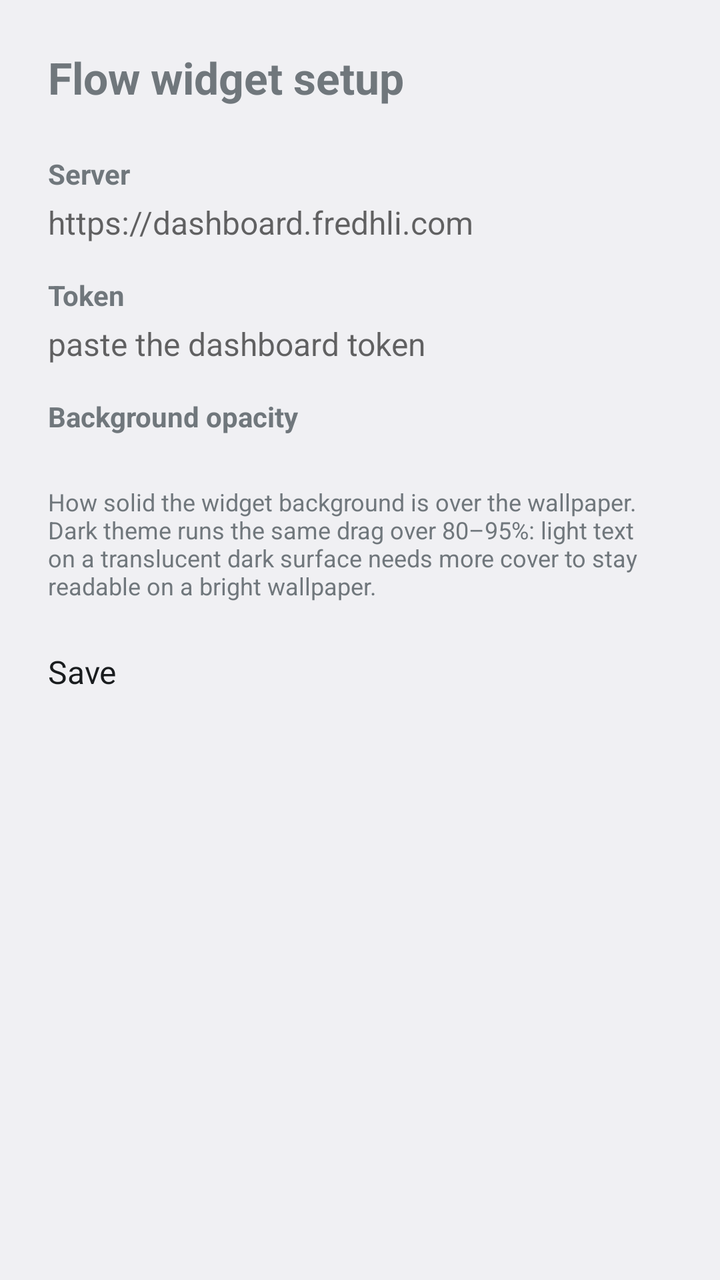
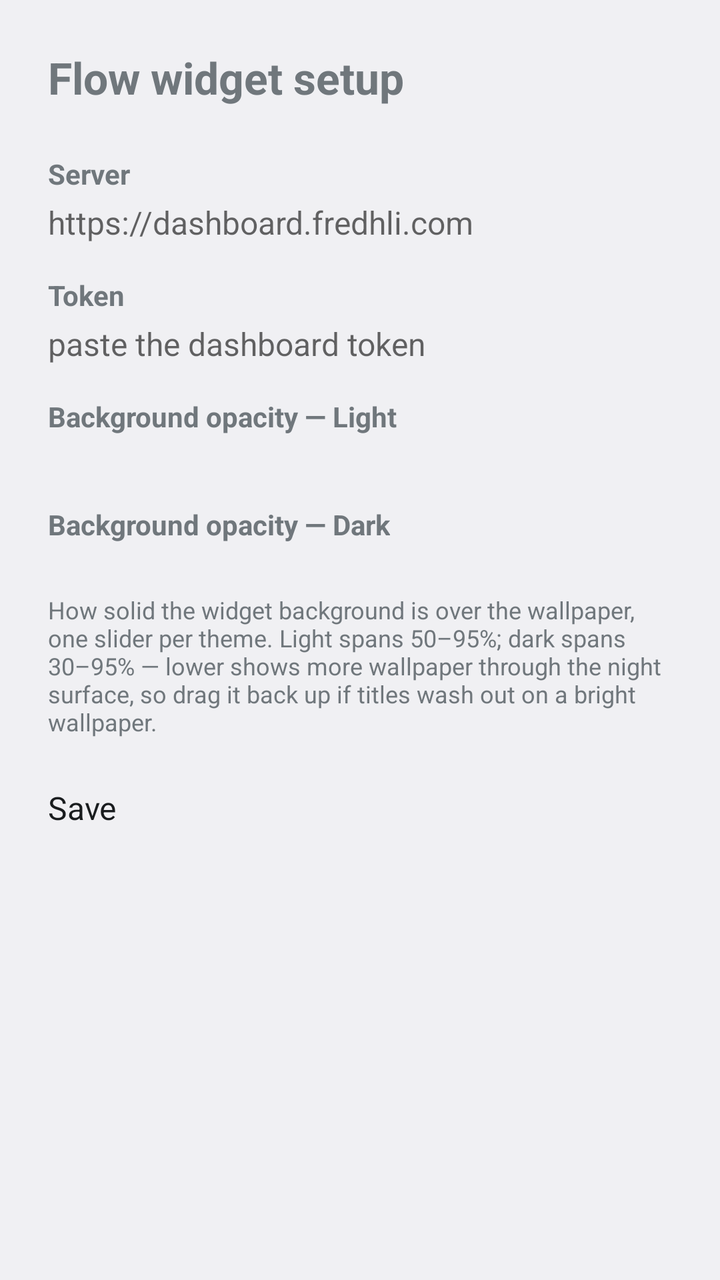

An Android layout rendered at two revisions. The XML below is the earlier revision; the diff shows what the commit changed to produce the second picture.
<!-- AndroidManifest.xml: activity theme android:Theme.DeviceDefault.DayNight -->
<!-- res/layout/activity_config.xml -->
<?xml version="1.0" encoding="utf-8"?>
<ScrollView xmlns:android="http://schemas.android.com/apk/res/android"
    android:layout_width="match_parent"
    android:layout_height="match_parent"
    android:fillViewport="true">

    <LinearLayout
        android:layout_width="match_parent"
        android:layout_height="wrap_content"
        android:orientation="vertical"
        android:padding="24dp">

        <TextView
            android:layout_width="wrap_content"
            android:layout_height="wrap_content"
            android:text="@string/config_title"
            android:textSize="22sp"
            android:textStyle="bold" />

        <TextView
            android:layout_width="wrap_content"
            android:layout_height="wrap_content"
            android:layout_marginTop="24dp"
            android:text="@string/config_server_label"
            android:textSize="14sp"
            android:textStyle="bold" />

        <EditText
            android:id="@+id/base_url"
            android:layout_width="match_parent"
            android:layout_height="wrap_content"
            android:layout_marginTop="4dp"
            android:hint="@string/config_server_hint"
            android:importantForAutofill="no"
            android:inputType="textUri"
            android:textSize="16sp" />

        <TextView
            android:layout_width="wrap_content"
            android:layout_height="wrap_content"
            android:layout_marginTop="16dp"
            android:text="@string/config_token_label"
            android:textSize="14sp"
            android:textStyle="bold" />

        <EditText
            android:id="@+id/token"
            android:layout_width="match_parent"
            android:layout_height="wrap_content"
            android:layout_marginTop="4dp"
            android:hint="@string/config_token_hint"
            android:importantForAutofill="no"
            android:inputType="textPassword"
            android:textSize="16sp" />

        <TextView
            android:layout_width="wrap_content"
            android:layout_height="wrap_content"
            android:layout_marginTop="16dp"
            android:text="@string/config_opacity_label"
            android:textSize="14sp"
            android:textStyle="bold" />

        <LinearLayout
            android:layout_width="match_parent"
            android:layout_height="wrap_content"
            android:layout_marginTop="4dp"
            android:gravity="center_vertical"
            android:orientation="horizontal">

            <SeekBar
                android:id="@+id/opacity"
                android:layout_width="0dp"
                android:layout_height="wrap_content"
                android:layout_weight="1"
                android:max="15" />

            <TextView
                android:id="@+id/opacity_value"
                android:layout_width="wrap_content"
                android:minWidth="88dp"
                android:layout_height="wrap_content"
                android:gravity="end"
                android:textSize="14sp" />
        </LinearLayout>

        <TextView
            android:layout_width="wrap_content"
            android:layout_height="wrap_content"
            android:layout_marginTop="2dp"
            android:text="@string/config_opacity_hint"
            android:textSize="12sp" />

        <TextView
            android:id="@+id/error"
            android:layout_width="match_parent"
            android:layout_height="wrap_content"
            android:layout_marginTop="16dp"
            android:textColor="#D93025"
            android:textSize="14sp"
            android:visibility="gone" />

        <Button
            android:id="@+id/save"
            android:layout_width="match_parent"
            android:layout_height="wrap_content"
            android:layout_marginTop="24dp"
            android:text="@string/config_save"
            android:textSize="16sp" />

        <Button
            android:id="@+id/save_anyway"
            android:layout_width="match_parent"
            android:layout_height="wrap_content"
            android:layout_marginTop="8dp"
            android:text="@string/config_save_anyway"
            android:textSize="16sp"
            android:visibility="gone" />
    </LinearLayout>
</ScrollView>
<!-- resources referenced by this layout -->
<resources>
  <string name="config_opacity_hint">How solid the widget background is over the wallpaper. Dark theme runs the same drag over 80–95%: light text on a translucent dark surface needs more cover to stay readable on a bright wallpaper.</string>
  <string name="config_opacity_label">Background opacity</string>
  <string name="config_save">Save</string>
  <string name="config_save_anyway">Save anyway (server unreachable)</string>
  <string name="config_server_hint">https://dashboard.fredhli.com</string>
  <string name="config_server_label">Server</string>
  <string name="config_title">Flow widget setup</string>
  <string name="config_token_hint">paste the dashboard token</string>
  <string name="config_token_label">Token</string>
</resources>

<!-- the commit's change to res/layout/activity_config.xml (unified diff, before → after) -->
@@ -57,7 +57,7 @@
             android:layout_width="wrap_content"
             android:layout_height="wrap_content"
             android:layout_marginTop="16dp"
-            android:text="@string/config_opacity_label"
+            android:text="@string/config_opacity_label_light"
             android:textSize="14sp"
             android:textStyle="bold" />
 
@@ -69,16 +69,47 @@
             android:orientation="horizontal">
 
             <SeekBar
-                android:id="@+id/opacity"
+                android:id="@+id/opacity_light"
                 android:layout_width="0dp"
                 android:layout_height="wrap_content"
                 android:layout_weight="1"
                 android:max="15" />
 
             <TextView
-                android:id="@+id/opacity_value"
+                android:id="@+id/opacity_value_light"
                 android:layout_width="wrap_content"
-                android:minWidth="88dp"
+                android:minWidth="56dp"
+                android:layout_height="wrap_content"
+                android:gravity="end"
+                android:textSize="14sp" />
+        </LinearLayout>
+
+        <TextView
+            android:layout_width="wrap_content"
+            android:layout_height="wrap_content"
+            android:layout_marginTop="12dp"
+            android:text="@string/config_opacity_label_dark"
+            android:textSize="14sp"
+            android:textStyle="bold" />
+
+        <LinearLayout
+            android:layout_width="match_parent"
+            android:layout_height="wrap_content"
+            android:layout_marginTop="4dp"
+            android:gravity="center_vertical"
+            android:orientation="horizontal">
+
+            <SeekBar
+                android:id="@+id/opacity_dark"
+                android:layout_width="0dp"
+                android:layout_height="wrap_content"
+                android:layout_weight="1"
+                android:max="65" />
+
+            <TextView
+                android:id="@+id/opacity_value_dark"
+                android:layout_width="wrap_content"
+                android:minWidth="56dp"
                 android:layout_height="wrap_content"
                 android:gravity="end"
                 android:textSize="14sp" />
<!-- resource entries referenced after the edit -->
@@ -1,7 +1,8 @@
 <!-- resources referenced by this layout -->
 <resources>
-  <string name="config_opacity_hint">How solid the widget background is over the wallpaper. Dark theme runs the same drag over 80–95%: light text on a translucent dark surface needs more cover to stay readable on a bright wallpaper.</string>
-  <string name="config_opacity_label">Background opacity</string>
+  <string name="config_opacity_hint">How solid the widget background is over the wallpaper, one slider per theme. Light spans 50–95%; dark spans 30–95% — lower shows more wallpaper through the night surface, so drag it back up if titles wash out on a bright wallpaper.</string>
+  <string name="config_opacity_label_dark">Background opacity — Dark</string>
+  <string name="config_opacity_label_light">Background opacity — Light</string>
   <string name="config_save">Save</string>
   <string name="config_save_anyway">Save anyway (server unreachable)</string>
   <string name="config_server_hint">https://dashboard.fredhli.com</string>
